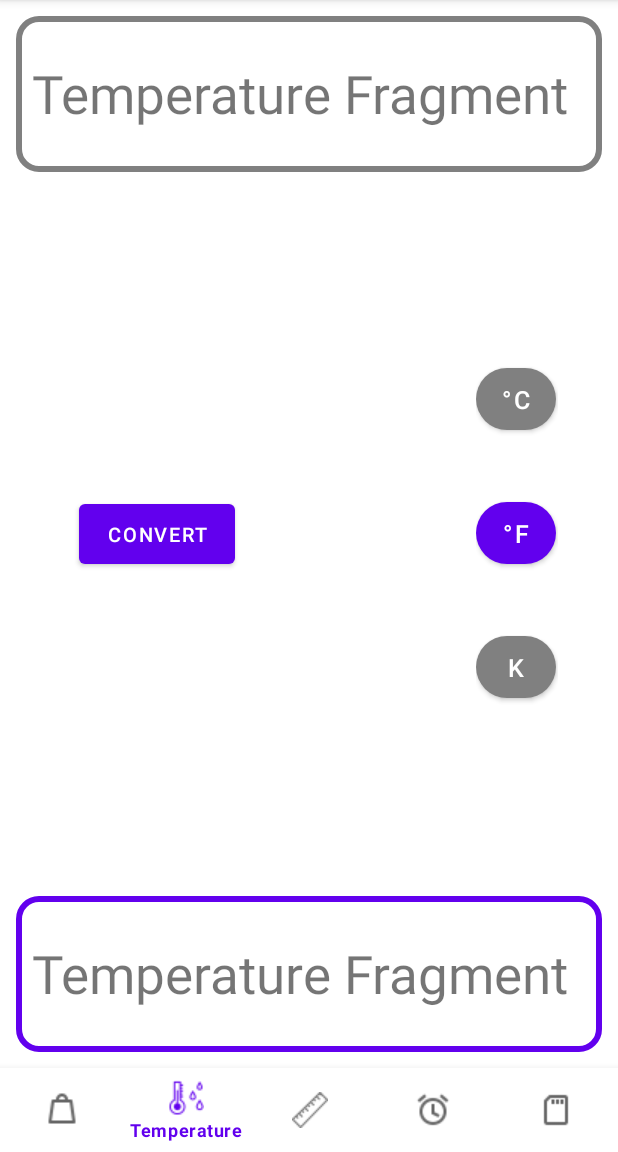
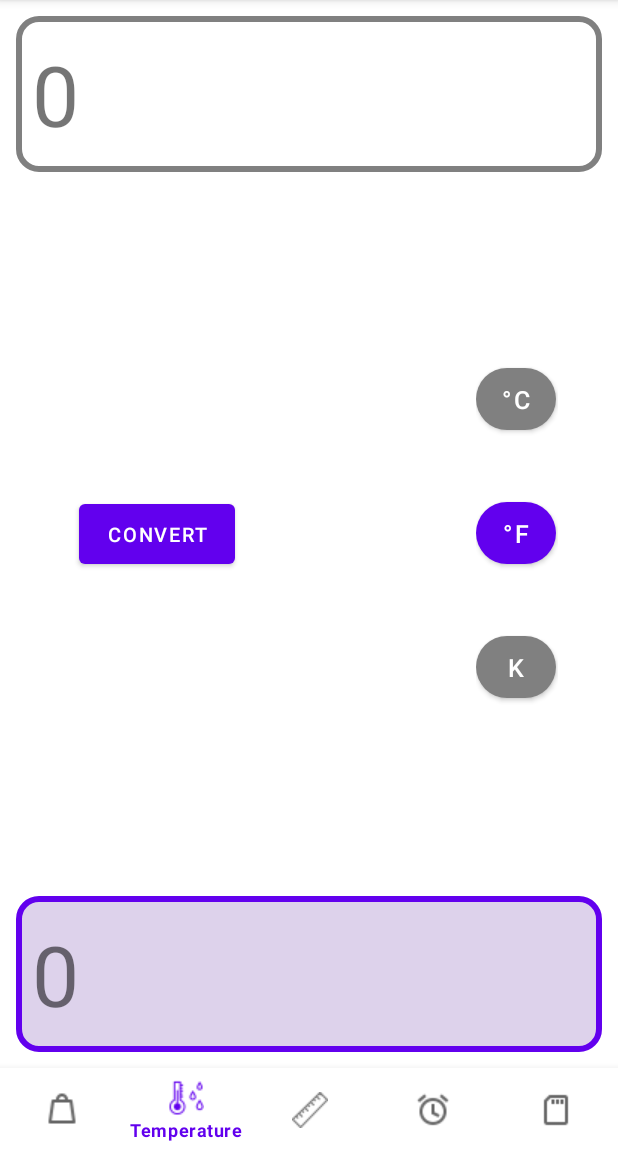
Before and after one commit to AryamanPatra/AscentAcademy_Unit_Converter_App, an Android app: the screen it shows after launch (MainActivity), item 2 of the bottom bar chosen, on a phone screen of 412 x 824 dp, the part 84-1236 px from its top. Run offline under Robolectric (Android 15) with nearby library versions, the phone set to English and light mode, and no system bars; our stand-ins replace sdp/ssp sizes.

Commit message:
working on TempFragment.java; implemented the conversion feature finally & correctly

```diff
--- a/app/src/main/res/drawable/textview_border_selected.xml
+++ b/app/src/main/res/drawable/textview_border_selected.xml
@@ -1,6 +1,6 @@
 <?xml version="1.0" encoding="utf-8"?>
 <shape xmlns:android="http://schemas.android.com/apk/res/android">
-    <solid android:color="@color/white"/>
+    <solid android:color="@color/purple_100"/>
     <stroke
         android:width="@dimen/_3sdp"
         android:color="@color/purple_500"
--- a/app/src/main/res/layout/fragment_temp.xml
+++ b/app/src/main/res/layout/fragment_temp.xml
@@ -28,14 +28,14 @@
         android:layout_margin="@dimen/_8sdp"
         android:padding="@dimen/_8sdp"
         android:textSize="@dimen/_51sdp"
-        android:autoSizeMaxTextSize="@dimen/_51ssp"
+        android:autoSizeMaxTextSize="@dimen/_43ssp"
         android:autoSizeMinTextSize="@dimen/_14ssp"
         android:autoSizeStepGranularity="@dimen/_1ssp"
         android:gravity="center_vertical"
         android:clickable="true"
         android:background="@drawable/textview_border_selected"
         android:autoSizeTextType="uniform"
-        android:text="Temperature Fragment"
+        android:text="0"
         app:layout_constraintBottom_toBottomOf="parent"
         app:layout_constraintEnd_toEndOf="parent"
         app:layout_constraintHorizontal_bias="0.2"
@@ -47,13 +47,13 @@
         android:layout_width="match_parent"
         android:layout_height="@dimen/_80sdp"
         android:layout_margin="@dimen/_8sdp"
-        android:autoSizeMaxTextSize="@dimen/_51ssp"
+        android:autoSizeMaxTextSize="@dimen/_43ssp"
         android:autoSizeMinTextSize="@dimen/_14ssp"
         android:autoSizeStepGranularity="@dimen/_1ssp"
         android:gravity="center_vertical"
         android:autoSizeTextType="uniform"
         android:padding="@dimen/_8sdp"
-        android:text="Temperature Fragment"
+        android:text="0"
         android:textSize="@dimen/_51sdp"
         android:background="@drawable/textview_border_unselected"
         android:clickable="true"
--- a/app/src/main/res/values/colors.xml
+++ b/app/src/main/res/values/colors.xml
@@ -1,5 +1,6 @@
 <?xml version="1.0" encoding="utf-8"?>
 <resources>
+    <color name="purple_100">#DDD2EB</color>
     <color name="purple_200">#FFBB86FC</color>
     <color name="purple_500">#FF6200EE</color>
     <color name="purple_700">#FF3700B3</color>
```
Also changed, not shown: app/src/main/java/com/example/ascentacademy_unit_converter_app/MainActivity.java (+27 -1 lines), app/src/main/java/com/example/ascentacademy_unit_converter_app/conversion_classes/ConversionScale.java (+6 -6 lines), app/src/main/java/com/example/ascentacademy_unit_converter_app/fragments/TempFragment.java (+49 -0 lines).
